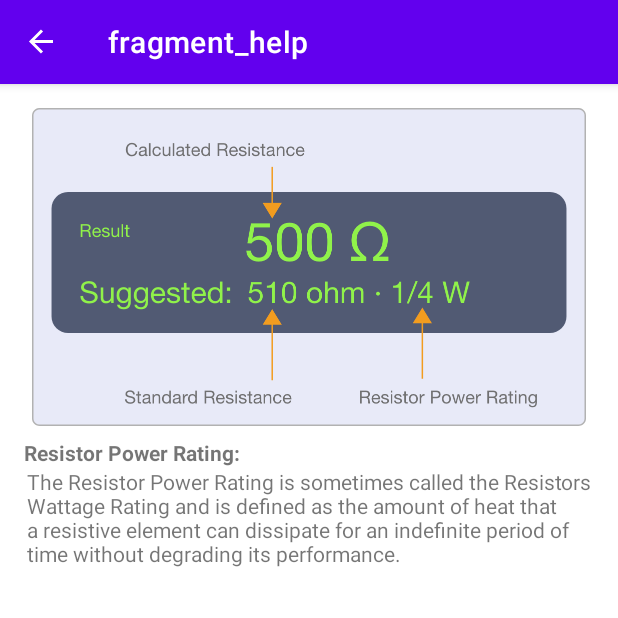
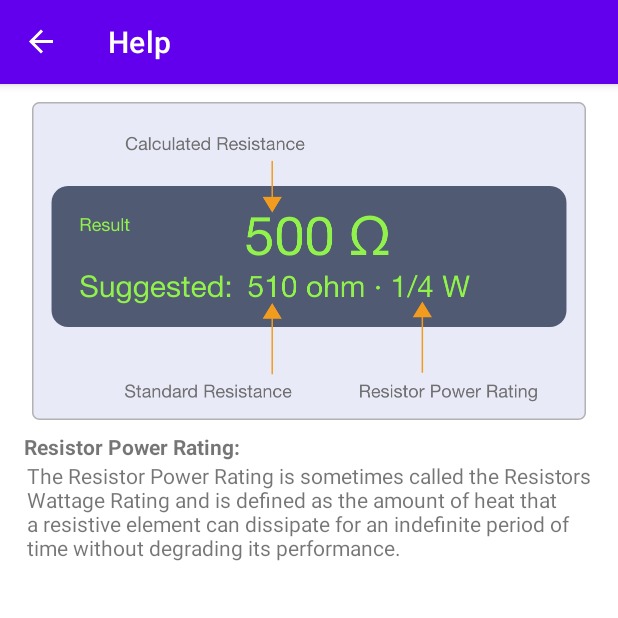
Before and after one commit to Helaluzzaman/LEDResistorCalculator, an Android app: the HelpFragment screen opened through its navigation route, on a phone screen of 412 x 824 dp, the top half of it. Run offline under Robolectric (Android 15) with nearby library versions, the phone set to English and light mode, and no system bars; our stand-ins replace navigation-ui.

Commit message:
some minor code change done.

```diff
--- a/app/src/main/java/com/hbsoft/ledresistorcalculator/HelpFragment.kt
+++ /dev/null
@@ -1,59 +0,0 @@
-package com.hbsoft.ledresistorcalculator
-
-import android.os.Bundle
-import androidx.fragment.app.Fragment
-import android.view.LayoutInflater
-import android.view.View
-import android.view.ViewGroup
-
-// TODO: Rename parameter arguments, choose names that match
-// the fragment initialization parameters, e.g. ARG_ITEM_NUMBER
-private const val ARG_PARAM1 = "param1"
-private const val ARG_PARAM2 = "param2"
-
-/**
- * A simple [Fragment] subclass.
- * Use the [HelpFragment.newInstance] factory method to
- * create an instance of this fragment.
- */
-class HelpFragment : Fragment() {
-    // TODO: Rename and change types of parameters
-    private var param1: String? = null
-    private var param2: String? = null
-
-    override fun onCreate(savedInstanceState: Bundle?) {
-        super.onCreate(savedInstanceState)
-        arguments?.let {
-            param1 = it.getString(ARG_PARAM1)
-            param2 = it.getString(ARG_PARAM2)
-        }
-    }
-
-    override fun onCreateView(
-        inflater: LayoutInflater, container: ViewGroup?,
-        savedInstanceState: Bundle?
-    ): View? {
-        // Inflate the layout for this fragment
-        return inflater.inflate(R.layout.fragment_help, container, false)
-    }
-
-    companion object {
-        /**
-         * Use this factory method to create a new instance of
-         * this fragment using the provided parameters.
-         *
-         * @param param1 Parameter 1.
-         * @param param2 Parameter 2.
-         * @return A new instance of fragment HelpFragment.
-         */
-        // TODO: Rename and change types and number of parameters
-        @JvmStatic
-        fun newInstance(param1: String, param2: String) =
-            HelpFragment().apply {
-                arguments = Bundle().apply {
-                    putString(ARG_PARAM1, param1)
-                    putString(ARG_PARAM2, param2)
-                }
-            }
-    }
-}
--- a/app/src/main/java/com/hbsoft/ledresistorcalculator/AboutFragment.kt
+++ b/app/src/main/java/com/hbsoft/ledresistorcalculator/fragments/AboutFragment.kt
@@ -1,10 +1,11 @@
-package com.hbsoft.ledresistorcalculator
+package com.hbsoft.ledresistorcalculator.fragments
 
 import android.os.Bundle
 import androidx.fragment.app.Fragment
 import android.view.LayoutInflater
 import android.view.View
 import android.view.ViewGroup
+import com.hbsoft.ledresistorcalculator.R
 
 class AboutFragment : Fragment() {
 
--- /dev/null
+++ b/app/src/main/java/com/hbsoft/ledresistorcalculator/fragments/HelpFragment.kt
@@ -0,0 +1,19 @@
+package com.hbsoft.ledresistorcalculator.fragments
+
+import android.os.Bundle
+import androidx.fragment.app.Fragment
+import android.view.LayoutInflater
+import android.view.View
+import android.view.ViewGroup
+import com.hbsoft.ledresistorcalculator.R
+
+class HelpFragment : Fragment() {
+
+    override fun onCreateView(
+        inflater: LayoutInflater, container: ViewGroup?,
+        savedInstanceState: Bundle?
+    ): View? {
+        // Inflate the layout for this fragment
+        return inflater.inflate(R.layout.fragment_help, container, false)
+    }
+}
--- a/app/src/main/res/layout/fragment_about.xml
+++ b/app/src/main/res/layout/fragment_about.xml
@@ -5,7 +5,7 @@
     android:layout_width="match_parent"
 
     android:layout_height="match_parent"
-    tools:context=".AboutFragment">
+    tools:context=".fragments.AboutFragment">
 
     <!-- TODO: Update blank fragment layout -->
     <ImageView
--- a/app/src/main/res/layout/fragment_help.xml
+++ b/app/src/main/res/layout/fragment_help.xml
@@ -9,29 +9,29 @@
     <LinearLayout
         android:layout_width="match_parent"
         android:layout_height="wrap_content"
+        android:layout_marginStart="16dp"
+        android:layout_marginEnd="16dp"
         android:orientation="vertical"
         >
         <ImageView
             android:layout_width="wrap_content"
             android:layout_height="wrap_content"
             android:src="@drawable/help_result"
-            android:scaleType="center"
-            android:layout_marginTop="16dp"
+            android:layout_marginTop="12dp"
+            android:scaleType="fitXY"
             android:layout_gravity="center"
-            />
+            android:contentDescription="@string/result_help_image" />
         <TextView
             android:layout_width="match_parent"
             android:layout_height="wrap_content"
             android:text="@string/resistor_power_rating"
             android:layout_marginTop="8dp"
-            android:layout_marginStart="16dp"
             android:textStyle="bold"/>
         <TextView
             android:layout_width="match_parent"
             android:layout_height="wrap_content"
             android:text="@string/resistor_power_rating_info"
-            android:layout_marginStart="18dp"
-            android:layout_marginEnd="16dp"
+            android:layout_marginStart="2dp"
             />
     </LinearLayout>
 
--- a/app/src/main/res/navigation/navigation.xml
+++ b/app/src/main/res/navigation/navigation.xml
@@ -30,7 +30,7 @@
     </fragment>
     <fragment
         android:id="@+id/aboutFragment"
-        android:name="com.hbsoft.ledresistorcalculator.AboutFragment"
+        android:name="com.hbsoft.ledresistorcalculator.fragments.AboutFragment"
         android:label="About"
         tools:layout="@layout/fragment_about" >
         <action
@@ -48,8 +48,8 @@
     </fragment>
     <fragment
         android:id="@+id/helpFragment"
-        android:name="com.hbsoft.ledresistorcalculator.HelpFragment"
-        android:label="fragment_help"
+        android:name="com.hbsoft.ledresistorcalculator.fragments.HelpFragment"
+        android:label="Help"
         tools:layout="@layout/fragment_help" >
         <action
             android:id="@+id/action_helpFragment_to_launchFragment"
--- a/app/src/main/res/values/strings.xml
+++ b/app/src/main/res/values/strings.xml
@@ -25,5 +25,6 @@
     <string name="suggested">Suggested:</string>
     <string name="resistor_power_rating">Resistor Power Rating: </string>
     <string name="resistor_power_rating_info"><![CDATA[The Resistor Power Rating is sometimes called the Resistors Wattage Rating and is defined as the amount of heat that a resistive element can dissipate for an indefinite period of time without degrading its performance.]]></string>
+    <string name="result_help_image">Result help image</string>
 
 </resources>
```
